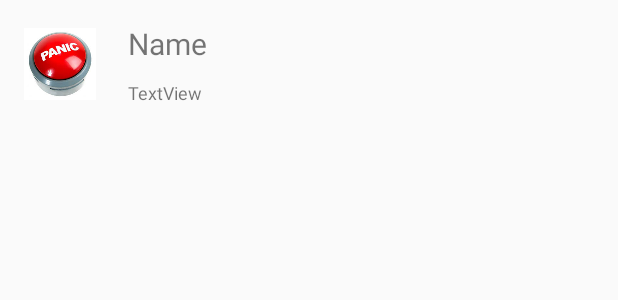
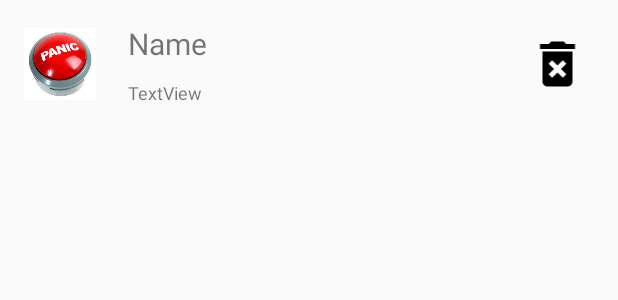
Before and after one commit to nb2998/Suraksha, an Android app: the layout container.xml on its own in the app's theme, with its tools: preview values and no code run, on a phone screen of 412 x 824 dp. Shown: the top 300 px of the screen. Run offline under Robolectric (Android 15) with nearby library versions, the phone set to English and light mode, and no system bars.

Commit message:
sms updated

```diff
--- a/app/src/main/AndroidManifest.xml
+++ b/app/src/main/AndroidManifest.xml
@@ -4,7 +4,7 @@
 
     <uses-permission android:name="android.permission.SEND_SMS" />
     <uses-permission android:name="android.permission.INTERNET" />
-    <uses-permission android:name="android.permission.ACCESS_NETWORK_STATE" />
+    <!--<uses-permission android:name="android.permission.ACCESS_NETWORK_STATE" />-->
     <uses-permission android:name="android.permission.ACCESS_FINE_LOCATION" />
     <uses-permission android:name="android.permission.ACCESS_COARSE_LOCATION" />
 
--- /dev/null
+++ b/app/src/main/res/drawable/delete.xml
@@ -0,0 +1,9 @@
+<vector xmlns:android="http://schemas.android.com/apk/res/android"
+        android:width="24dp"
+        android:height="24dp"
+        android:viewportWidth="24.0"
+        android:viewportHeight="24.0">
+    <path
+        android:fillColor="#FF000000"
+        android:pathData="M6,19c0,1.1 0.9,2 2,2h8c1.1,0 2,-0.9 2,-2L18,7L6,7v12zM8.46,11.88l1.41,-1.41L12,12.59l2.12,-2.12 1.41,1.41L13.41,14l2.12,2.12 -1.41,1.41L12,15.41l-2.12,2.12 -1.41,-1.41L10.59,14l-2.13,-2.12zM15.5,4l-1,-1h-5l-1,1L5,4v2h14L19,4z"/>
+</vector>
--- a/app/src/main/res/layout/container.xml
+++ b/app/src/main/res/layout/container.xml
@@ -42,9 +42,10 @@
     <ImageView
         android:id="@+id/ivDelete"
         android:layout_width="0dp"
-        android:layout_weight="1"
-        android:layout_height="wrap_content"
+        android:layout_weight="2"
+        android:layout_height="40dp"
         android:layout_gravity="center"
+        android:src="@drawable/delete"
        />
 
 </LinearLayout>
```
Also changed, not shown: app/src/main/java/com/codingblocks/suraksha/MainActivityNav.java (+28 -10 lines), app/src/main/java/com/codingblocks/suraksha/YesNoActivity.java (+20 -3 lines), app/src/main/res/menu/activity_main_drawer.xml (+4 -4 lines).
